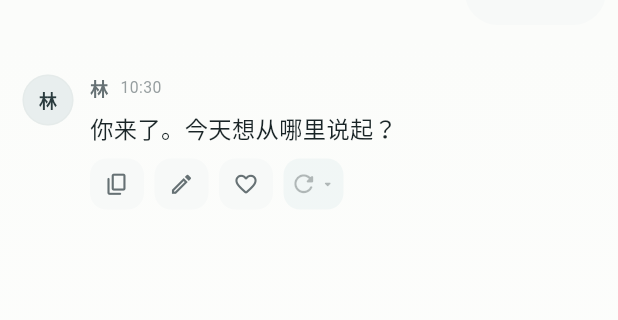
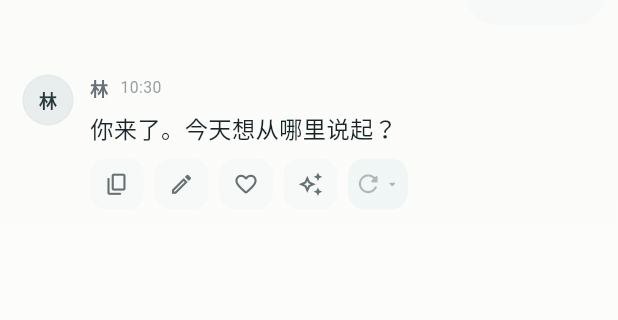
Before and after one commit to yy675908-rgb/chat-app, a Flutter app: the screen it shows after launch, after a tap on the "content copy" icon, on a phone screen of 412 x 824 dp, the part 68-388 px from its top. Run offline on Flutter 3.47's test engine with Material 3 defaults, Android fonts, the phone set to English and light mode, and no system bars; drawn by our look-alikes of flutter_markdown; our stand-ins replace file_picker, flutter_secure_storage, shared_preferences.

```diff
--- a/lib/screens/chat_screen.dart
+++ b/lib/screens/chat_screen.dart
@@ -173,16 +173,45 @@ class _ChatScreenState extends State<ChatScreen> {
     bool isGroup = false,
   }) async {
     final messages = await _chatStore.loadMessages(conversationId);
-    if (messages.isEmpty) {
+    if (messages.isNotEmpty) return messages;
+
+    if (isGroup) {
       messages.add(
         ChatMessage(
           id: 'greeting-${DateTime.now().microsecondsSinceEpoch}',
-          author: isGroup ? MessageAuthor.system : MessageAuthor.character,
-          text: isGroup ? '群聊已创建' : profile.greeting,
+          author: MessageAuthor.system,
+          text: '群聊已创建',
           sentAt: DateTime.now(),
-          speakerCharacterId: isGroup ? '' : profile.id,
         ),
       );
+    } else {
+      final conversations = await _chatStore.loadConversations(
+        characterId: profile.id,
+      );
+      var hasPriorConversation = false;
+      for (final conversation in conversations) {
+        if (conversation.id == conversationId) continue;
+        final priorMessages = await _chatStore.loadMessages(conversation.id);
+        if (priorMessages.any(
+          (message) => message.author != MessageAuthor.system,
+        )) {
+          hasPriorConversation = true;
+          break;
+        }
+      }
+      if (!hasPriorConversation && profile.greeting.trim().isNotEmpty) {
+        messages.add(
+          ChatMessage(
+            id: 'greeting-${DateTime.now().microsecondsSinceEpoch}',
+            author: MessageAuthor.character,
+            text: profile.greeting.trim(),
+            sentAt: DateTime.now(),
+            speakerCharacterId: profile.id,
+          ),
+        );
+      }
+    }
+    if (messages.isNotEmpty) {
       await _chatStore.saveMessages(conversationId, messages);
     }
     return messages;
@@ -191,7 +220,10 @@ class _ChatScreenState extends State<ChatScreen> {
   Future<void> _newConversation() async {
     if (_isBusy) {
       _stopGenerating();
-      return;
+      while (_isBusy && mounted) {
+        await Future<void>.delayed(const Duration(milliseconds: 20));
+      }
+      if (!mounted) return;
     }
     final now = DateTime.now();
     final conversation = Conversation(
@@ -222,7 +254,10 @@ class _ChatScreenState extends State<ChatScreen> {
   Future<void> _newGroupConversation() async {
     if (_isBusy) {
       _stopGenerating();
-      return;
+      while (_isBusy && mounted) {
+        await Future<void>.delayed(const Duration(milliseconds: 20));
+      }
+      if (!mounted) return;
     }
     if (_characters.length < 2) {
       _showMessage('至少添加两个角色后才能创建群聊');
@@ -372,7 +407,10 @@ class _ChatScreenState extends State<ChatScreen> {
     }
     if (_isBusy) {
       _stopGenerating();
-      return;
+      while (_isBusy && mounted) {
+        await Future<void>.delayed(const Duration(milliseconds: 20));
+      }
+      if (!mounted) return;
     }
     final messages = await _messagesWithGreeting(
       conversation.id,
@@ -1393,15 +1431,11 @@ class _ChatScreenState extends State<ChatScreen> {
   Future<void> _toggleLike(int messageIndex) async {
     if (messageIndex < 0 || messageIndex >= _messages.length) return;
     final original = _messages[messageIndex];
-    final shouldExtract = !original.isLiked;
     final updated = original.toggleLike();
     setState(() => _messages[messageIndex] = updated);
     await _persistMessages();
     if (!mounted) return;
-    _showMessage(updated.isLiked ? '已喜欢并加入收藏' : '已取消喜欢');
-    if (shouldExtract) {
-      unawaited(_extractStylePreference(messageIndex, original));
-    }
+    _showMessage(updated.isLiked ? '已加入收藏' : '已取消收藏');
   }
 
   Future<void> _editMessage(int messageIndex) async {
@@ -1525,14 +1559,17 @@ class _ChatScreenState extends State<ChatScreen> {
         sourceConversationId: sourceConversationId,
         sourceCharacterId: sourceCharacterId,
       );
-      if (!added) return;
+      if (!added) {
+        if (mounted) _showMessage('这条回复没有产生新的回应偏好');
+        return;
+      }
       final latest = await _chatStore.loadStylePreferences();
       if (!mounted) return;
       setState(() => _stylePreferences = latest);
       _showMessage('已提炼回应偏好，可在“记忆与世界”中编辑');
     } on Object {
       if (mounted) {
-        _showMessage('回复已收藏；偏好提炼失败，可在“记忆与世界”中添加');
+        _showMessage('偏好提炼失败，可在“记忆与世界”中手动添加');
       }
     } finally {
       service.close();
@@ -2901,6 +2938,13 @@ class _ChatScreenState extends State<ChatScreen> {
     final headerTitle = isGroup
         ? (_currentConversation?.title ?? '群聊')
         : _profile.name;
+    final mood = _characterMood.trim();
+    final status = _profile.status.trim();
+    final stateParts = <String>[
+      if (mood.isNotEmpty) mood,
+      if (status.isNotEmpty && status != '在这里' && status != mood) status,
+    ];
+    final restingCharacterState = stateParts.join(' · ');
     final characterStatus = isGroup
         ? (_currentConversation == null
               ? '暂无群聊'
@@ -2910,10 +2954,10 @@ class _ChatScreenState extends State<ChatScreen> {
                           ? '群聊中…'
                           : '${_groupParticipants.length} 位角色')))
         : (_isBusy
-              ? '正在回复…'
-              : (_characterMood.isNotEmpty
-                    ? _characterMood
-                    : (_profile.status == '在这里' ? '' : _profile.status)));
+              ? (restingCharacterState.isEmpty
+                    ? '正在回复…'
+                    : '$restingCharacterState · 正在回复…')
+              : restingCharacterState);
     final visibleMessageIndices = _visibleMessageIndices;
     return AnnotatedRegion<SystemUiOverlayStyle>(
       value: overlay.copyWith(
@@ -3192,6 +3236,12 @@ class _ChatScreenState extends State<ChatScreen> {
                                       onLike: canUseCharacterActions
                                           ? () => _toggleLike(index)
                                           : null,
+                                      onLearnStyle: canUseCharacterActions
+                                          ? () => _extractStylePreference(
+                                              index,
+                                              message,
+                                            )
+                                          : null,
                                       retryModels: [
                                         for (final provider in _providers)
                                           for (final model in provider.models)
--- a/lib/widgets/message_bubble.dart
+++ b/lib/widgets/message_bubble.dart
@@ -25,6 +25,7 @@ class MessageBubble extends StatelessWidget {
     this.onPreviousVariant,
     this.onNextVariant,
     this.onLike,
+    this.onLearnStyle,
     this.onEdit,
     this.retryModels = const [],
     this.onRetryWithModel,
@@ -38,6 +39,7 @@ class MessageBubble extends StatelessWidget {
   final VoidCallback? onPreviousVariant;
   final VoidCallback? onNextVariant;
   final VoidCallback? onLike;
+  final VoidCallback? onLearnStyle;
   final VoidCallback? onEdit;
   final List<RetryModelOption> retryModels;
   final ValueChanged<RetryModelOption>? onRetryWithModel;
@@ -187,7 +189,9 @@ class MessageBubble extends StatelessWidget {
                       Text(
                         time,
                         style: TextStyle(
-                          color: scheme.onSurfaceVariant.withValues(alpha: 0.68),
+                          color: scheme.onSurfaceVariant.withValues(
+                            alpha: 0.68,
+                          ),
                           fontSize: 10.5,
                         ),
                       ),
@@ -224,7 +228,12 @@ class MessageBubble extends StatelessWidget {
                         color: scheme.surfaceContainerHighest,
                         borderRadius: BorderRadius.circular(14),
                       ),
-                      blockquotePadding: const EdgeInsets.fromLTRB(12, 7, 10, 7),
+                      blockquotePadding: const EdgeInsets.fromLTRB(
+                        12,
+                        7,
+                        10,
+                        7,
+                      ),
                       blockquoteDecoration: BoxDecoration(
                         color: scheme.surfaceContainerLow,
                         borderRadius: BorderRadius.circular(8),
@@ -263,12 +272,17 @@ class MessageBubble extends StatelessWidget {
                           onPressed: onEdit,
                         ),
                         _BubbleAction(
-                          tooltip: message.isLiked ? '取消喜欢' : '喜欢并收藏',
+                          tooltip: message.isLiked ? '取消收藏' : '收藏',
                           icon: message.isLiked
                               ? Icons.favorite_rounded
                               : Icons.favorite_border_rounded,
                           selected: message.isLiked,
                           onPressed: onLike,
+                        ),
+                        _BubbleAction(
+                          tooltip: '学习这条回复风格',
+                          icon: Icons.auto_awesome_outlined,
+                          onPressed: onLearnStyle,
                         ),
                         _RetryPicker(
                           options: retryModels,
@@ -298,8 +312,7 @@ class _TokenUsage extends StatelessWidget {
     final details = <String>[
       '输入 ${message.usedPromptTokens}',
       '输出 ${message.usedCompletionTokens}',
-      if (message.usedReasoningTokens > 0)
-        '思考 ${message.usedReasoningTokens}',
+      if (message.usedReasoningTokens > 0) '思考 ${message.usedReasoningTokens}',
     ].join(' · ');
     return Wrap(
       spacing: 5,
@@ -354,8 +367,8 @@ class _BubbleAction extends StatelessWidget {
     final foreground = !enabled
         ? scheme.onSurface.withValues(alpha: 0.3)
         : selected
-            ? scheme.primary
-            : scheme.onSurfaceVariant;
+        ? scheme.primary
+        : scheme.onSurfaceVariant;
 
     return Tooltip(
       message: tooltip,
--- a/pubspec.yaml
+++ b/pubspec.yaml
@@ -1,7 +1,7 @@
 name: character_chat_app
 description: A relationship-continuous character chat app.
 publish_to: "none"
-version: 0.9.10+20
+version: 0.9.11+21
 
 environment:
   sdk: ">=3.4.0 <4.0.0"
```
Also changed, not shown: lib/screens/character_screen.dart (+11 -2 lines).
